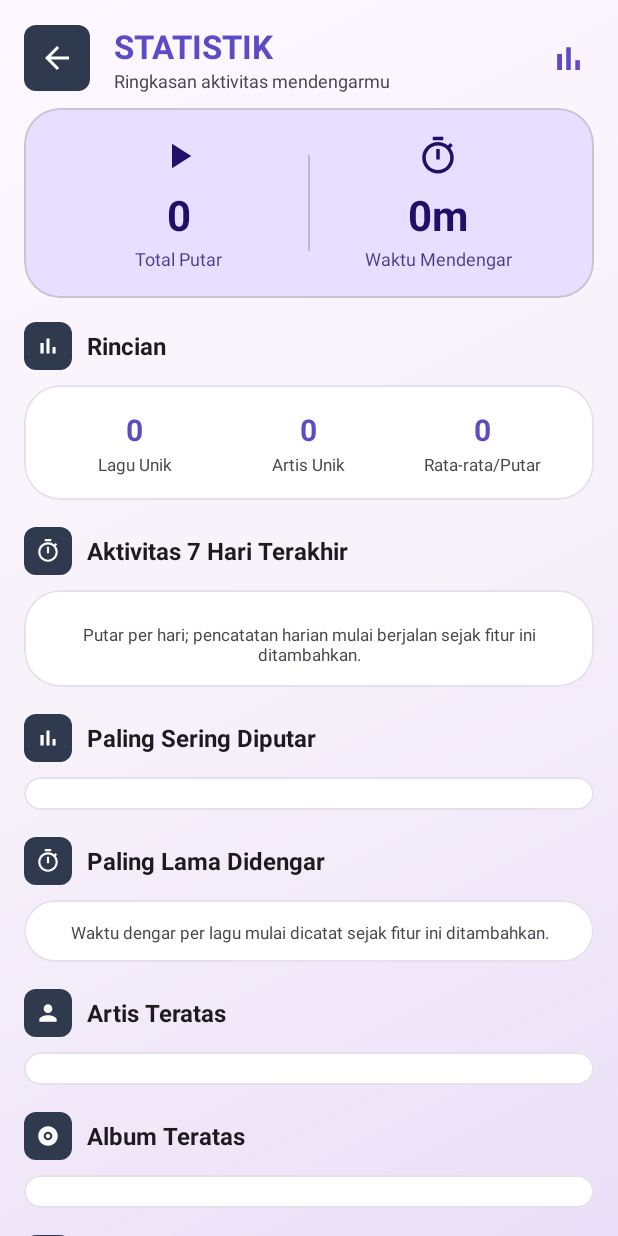
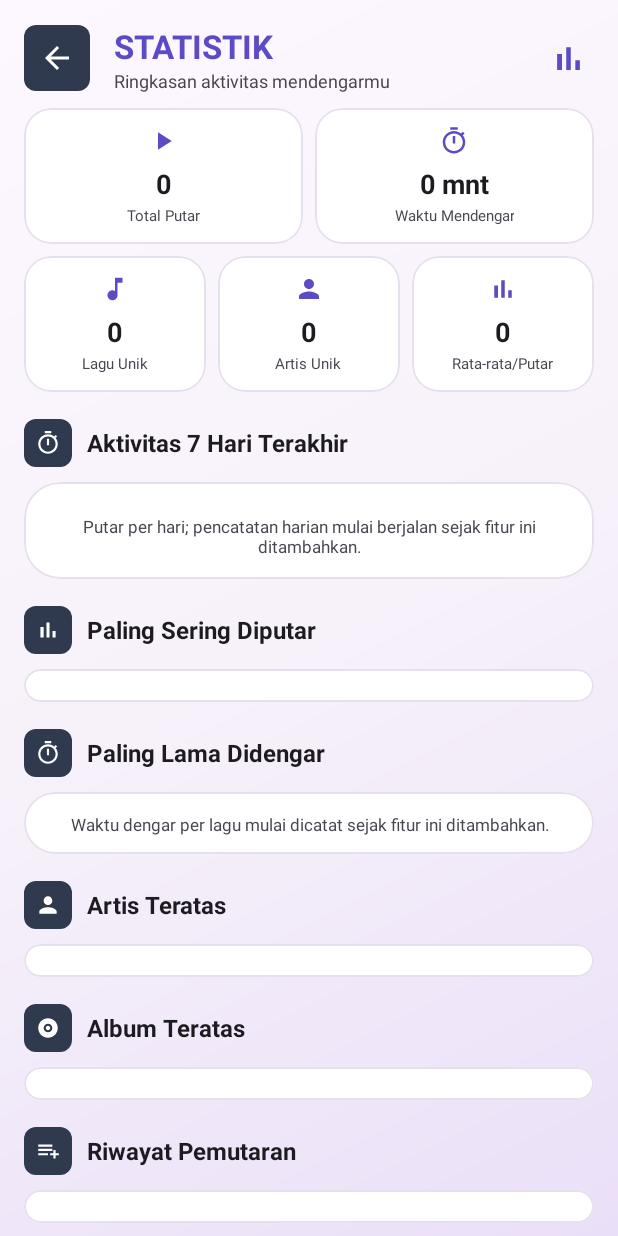
Before and after one commit to Ikram1945/Nx-Music, an Android app: the layout activity_statistics.xml on its own in the app's theme, with its tools: preview values and no code run, on a phone screen of 412 x 824 dp. Run offline under Robolectric (Android 15) with nearby library versions, the phone set to English and light mode, and no system bars.

Commit message:
Statistik: strip rincian horizontal — lima angka setara dalam ubin 2+3 (total putar, waktu mendengar, lagu unik, artis unik, rata-rata), kartu raksasa dihapus

```diff
--- a/app/src/main/res/layout/activity_statistics.xml
+++ b/app/src/main/res/layout/activity_statistics.xml
@@ -76,34 +76,37 @@
             android:paddingEnd="16dp"
             android:paddingBottom="24dp">
 
-            <!-- ===== Kartu ringkasan: total putar + waktu mendengar ===== -->
-            <com.google.android.material.card.MaterialCardView
+            <!-- ===== Strip rincian horizontal: lima angka setara dalam ubin 2 + 3,
+                 tidak ada lagi satu angka raksasa yang mendominasi ===== -->
+            <LinearLayout
                 android:layout_width="match_parent"
                 android:layout_height="wrap_content"
-                android:layout_marginBottom="16dp"
-                app:cardBackgroundColor="@color/primary_container"
-                app:cardCornerRadius="24dp"
-                app:cardElevation="0dp">
+                android:orientation="horizontal"
+                android:layout_marginBottom="8dp">
+
+                <com.google.android.material.card.MaterialCardView
+                    android:layout_width="0dp"
+                    android:layout_height="wrap_content"
+                    android:layout_weight="1"
+                    android:layout_marginEnd="4dp"
+                    app:cardBackgroundColor="@color/card_bg"
+                    app:cardCornerRadius="18dp"
+                    app:cardElevation="0dp"
+                    app:strokeColor="@color/divider"
+                    app:strokeWidth="1dp">
 
                     <LinearLayout
                         android:layout_width="match_parent"
                         android:layout_height="wrap_content"
-                    android:orientation="horizontal"
-                    android:padding="18dp"
-                    android:gravity="center_vertical">
-
-                    <LinearLayout
-                        android:layout_width="0dp"
-                        android:layout_height="wrap_content"
-                        android:layout_weight="1"
                         android:orientation="vertical"
-                        android:gravity="center">
+                        android:gravity="center"
+                        android:padding="12dp">
 
                         <ImageView
-                            android:layout_width="28dp"
-                            android:layout_height="28dp"
+                            android:layout_width="20dp"
+                            android:layout_height="20dp"
                             android:src="@drawable/ic_play"
-                            android:tint="@color/on_primary_container"
+                            android:tint="@color/primary"
                             android:contentDescription="@string/stat_total_plays"/>
 
                         <TextView
@@ -112,38 +115,44 @@
                             android:layout_height="wrap_content"
                             android:layout_marginTop="6dp"
                             android:text="0"
-                            android:textColor="@color/on_primary_container"
-                            android:textSize="28sp"
+                            android:textColor="@color/on_surface"
+                            android:textSize="18sp"
                             android:textStyle="bold"/>
 
                         <TextView
                             android:layout_width="wrap_content"
                             android:layout_height="wrap_content"
+                            android:layout_marginTop="2dp"
+                            android:gravity="center"
                             android:text="@string/stat_total_plays"
-                            android:textColor="@color/on_primary_container"
-                            android:textSize="12sp"
-                            android:layout_marginTop="2dp"
-                            android:alpha="0.8"/>
+                            android:textColor="@color/on_surface_variant"
+                            android:textSize="10sp"/>
                     </LinearLayout>
+                </com.google.android.material.card.MaterialCardView>
 
-                    <View
-                        android:layout_width="1dp"
-                        android:layout_height="64dp"
-                        android:background="@color/on_primary_container"
-                        android:alpha="0.2"/>
-
-                    <LinearLayout
+                <com.google.android.material.card.MaterialCardView
                     android:layout_width="0dp"
                     android:layout_height="wrap_content"
                     android:layout_weight="1"
+                    android:layout_marginStart="4dp"
+                    app:cardBackgroundColor="@color/card_bg"
+                    app:cardCornerRadius="18dp"
+                    app:cardElevation="0dp"
+                    app:strokeColor="@color/divider"
+                    app:strokeWidth="1dp">
+
+                    <LinearLayout
+                        android:layout_width="match_parent"
+                        android:layout_height="wrap_content"
                         android:orientation="vertical"
-                        android:gravity="center">
+                        android:gravity="center"
+                        android:padding="12dp">
 
                         <ImageView
-                            android:layout_width="28dp"
-                            android:layout_height="28dp"
+                            android:layout_width="20dp"
+                            android:layout_height="20dp"
                             android:src="@drawable/ic_sleep_timer"
-                            android:tint="@color/on_primary_container"
+                            android:tint="@color/primary"
                             android:contentDescription="@string/stat_total_time"/>
 
                         <TextView
@@ -151,58 +160,36 @@
                             android:layout_width="wrap_content"
                             android:layout_height="wrap_content"
                             android:layout_marginTop="6dp"
-                            android:text="0m"
-                            android:textColor="@color/on_primary_container"
-                            android:textSize="28sp"
+                            android:text="0 mnt"
+                            android:textColor="@color/on_surface"
+                            android:textSize="18sp"
                             android:textStyle="bold"/>
 
                         <TextView
                             android:layout_width="wrap_content"
                             android:layout_height="wrap_content"
+                            android:layout_marginTop="2dp"
+                            android:gravity="center"
                             android:text="@string/stat_total_time"
-                            android:textColor="@color/on_primary_container"
-                            android:textSize="12sp"
-                            android:layout_marginTop="2dp"
-                            android:alpha="0.8"/>
-                    </LinearLayout>
+                            android:textColor="@color/on_surface_variant"
+                            android:textSize="10sp"/>
                     </LinearLayout>
                 </com.google.android.material.card.MaterialCardView>
+            </LinearLayout>
 
-            <!-- ===== Rincian: lagu unik, artis unik, rata-rata dengar ===== -->
             <LinearLayout
                 android:layout_width="match_parent"
                 android:layout_height="wrap_content"
                 android:orientation="horizontal"
-                android:gravity="center_vertical"
-                android:layout_marginBottom="10dp">
+                android:layout_marginBottom="18dp">
 
-                <ImageView
-                    android:layout_width="32dp"
-                    android:layout_height="32dp"
-                    android:background="@drawable/bg_icon_circle"
-                    android:padding="7dp"
-                    android:src="@drawable/ic_statistics"
-                    android:tint="@color/white"
-                    android:contentDescription="@string/stat_detail_title"/>
-
-                <TextView
-                    android:id="@+id/txt_detail_header"
+                <com.google.android.material.card.MaterialCardView
                     android:layout_width="0dp"
                     android:layout_height="wrap_content"
                     android:layout_weight="1"
-                    android:text="@string/stat_detail_title"
-                    android:textColor="@color/on_surface"
-                    android:textSize="16sp"
-                    android:textStyle="bold"
-                    android:paddingStart="10dp"/>
-            </LinearLayout>
-
-            <com.google.android.material.card.MaterialCardView
-                android:layout_width="match_parent"
-                android:layout_height="wrap_content"
-                android:layout_marginBottom="18dp"
+                    android:layout_marginEnd="4dp"
                     app:cardBackgroundColor="@color/card_bg"
-                app:cardCornerRadius="24dp"
+                    app:cardCornerRadius="18dp"
                     app:cardElevation="0dp"
                     app:strokeColor="@color/divider"
                     app:strokeWidth="1dp">
@@ -210,85 +197,131 @@
                     <LinearLayout
                         android:layout_width="match_parent"
                         android:layout_height="wrap_content"
-                    android:orientation="horizontal"
-                    android:padding="16dp">
+                        android:orientation="vertical"
+                        android:gravity="center"
+                        android:padding="12dp">
 
-                    <LinearLayout
-                        android:layout_width="0dp"
-                        android:layout_height="wrap_content"
-                        android:layout_weight="1"
-                        android:orientation="vertical"
-                        android:gravity="center">
+                        <ImageView
+                            android:layout_width="20dp"
+                            android:layout_height="20dp"
+                            android:src="@drawable/ic_music_note"
+                            android:tint="@color/primary"
+                            android:contentDescription="@string/stat_unique_songs"/>
 
                         <TextView
                             android:id="@+id/txt_unique_songs"
                             android:layout_width="wrap_content"
                             android:layout_height="wrap_content"
+                            android:layout_marginTop="6dp"
                             android:text="0"
-                            android:textColor="@color/primary"
-                            android:textSize="20sp"
+                            android:textColor="@color/on_surface"
+                            android:textSize="18sp"
                             android:textStyle="bold"/>
 
                         <TextView
                             android:layout_width="wrap_content"
                             android:layout_height="wrap_content"
+                            android:layout_marginTop="2dp"
+                            android:gravity="center"
                             android:text="@string/stat_unique_songs"
                             android:textColor="@color/on_surface_variant"
-                            android:textSize="11sp"
-                            android:layout_marginTop="2dp"/>
+                            android:textSize="10sp"/>
                     </LinearLayout>
+                </com.google.android.material.card.MaterialCardView>
 
-                    <LinearLayout
+                <com.google.android.material.card.MaterialCardView
                     android:layout_width="0dp"
                     android:layout_height="wrap_content"
                     android:layout_weight="1"
+                    android:layout_marginStart="4dp"
+                    android:layout_marginEnd="4dp"
+                    app:cardBackgroundColor="@color/card_bg"
+                    app:cardCornerRadius="18dp"
+                    app:cardElevation="0dp"
+                    app:strokeColor="@color/divider"
+                    app:strokeWidth="1dp">
+
+                    <LinearLayout
+                        android:layout_width="match_parent"
+                        android:layout_height="wrap_content"
                         android:orientation="vertical"
-                        android:gravity="center">
+                        android:gravity="center"
+                        android:padding="12dp">
+
+                        <ImageView
+                            android:layout_width="20dp"
+                            android:layout_height="20dp"
+                            android:src="@drawable/ic_artist"
+                            android:tint="@color/primary"
+                            android:contentDescription="@string/stat_unique_artists"/>
 
                         <TextView
                             android:id="@+id/txt_unique_artists"
                             android:layout_width="wrap_content"
                             android:layout_height="wrap_content"
+                            android:layout_marginTop="6dp"
                             android:text="0"
-                            android:textColor="@color/primary"
-                            android:textSize="20sp"
+                            android:textColor="@color/on_surface"
+                            android:textSize="18sp"
                             android:textStyle="bold"/>
 
                         <TextView
                             android:layout_width="wrap_content"
                             android:layout_height="wrap_content"
+                            android:layout_marginTop="2dp"
+                            android:gravity="center"
                             android:text="@string/stat_unique_artists"
                             android:textColor="@color/on_surface_variant"
-                            android:textSize="11sp"
-                            android:layout_marginTop="2dp"/>
+                            android:textSize="10sp"/>
                     </LinearLayout>
+                </com.google.android.material.card.MaterialCardView>
 
-                    <LinearLayout
+                <com.google.android.material.card.MaterialCardView
                     android:layout_width="0dp"
                     android:layout_height="wrap_content"
                     android:layout_weight="1"
+                    android:layout_marginStart="4dp"
+                    app:cardBackgroundColor="@color/card_bg"
+                    app:cardCornerRadius="18dp"
+                    app:cardElevation="0dp"
+                    app:strokeColor="@color/divider"
+                    app:strokeWidth="1dp">
+
+                    <LinearLayout
+                        android:layout_width="match_parent"
+                        android:layout_height="wrap_content"
                         android:orientation="vertical"
-                        android:gravity="center">
+                        android:gravity="center"
+                        android:padding="12dp">
+
+                        <ImageView
+                            android:layout_width="20dp"
+                            android:layout_height="20dp"
+                            android:src="@drawable/ic_statistics"
+                            android:tint="@color/primary"
+                            android:contentDescription="@string/stat_avg_listen"/>
 
                         <TextView
                             android:id="@+id/txt_avg_listen"
                             android:layout_width="wrap_content"
                             android:layout_height="wrap_content"
+                            android:layout_marginTop="6dp"
                             android:text="0"
-                            android:textColor="@color/primary"
-                            android:textSize="20sp"
+                            android:textColor="@color/on_surface"
+                            android:textSize="18sp"
                             android:textStyle="bold"/>
 
                         <TextView
                             android:layout_width="wrap_content"
                             android:layout_height="wrap_content"
+                            android:layout_marginTop="2dp"
+                            android:gravity="center"
                             android:text="@string/stat_avg_listen"
                             android:textColor="@color/on_surface_variant"
-                            android:textSize="11sp"
-                            android:layout_marginTop="2dp"/>
-                    </LinearLayout>
+                            android:textSize="10sp"/>
                     </LinearLayout>
                 </com.google.android.material.card.MaterialCardView>
+            </LinearLayout>
 
             <!-- ===== Aktivitas 7 hari terakhir ===== -->
             <LinearLayout
```
Lines whose indentation alone changed are shown as unchanged.
